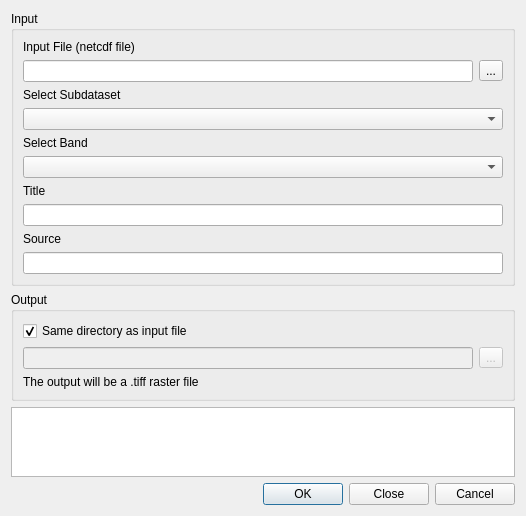
Qt form cdf_converter_dialog_base.ui (ivanbusthomi/cdf_converter) before a commit.
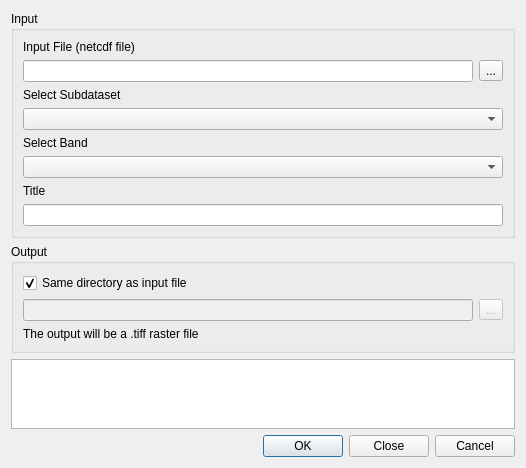
The same form after that commit.

```diff
--- a/cdf_converter_dialog_base.ui
+++ b/cdf_converter_dialog_base.ui
@@ -7,7 +7,7 @@
     <x>0</x>
     <y>0</y>
     <width>526</width>
-    <height>504</height>
+    <height>436</height>
    </rect>
   </property>
   <property name="windowTitle">
@@ -71,16 +71,6 @@
       <item>
        <widget class="QLineEdit" name="input_title"/>
       </item>
-      <item>
-       <widget class="QLabel" name="label_5">
-        <property name="text">
-         <string>Source</string>
-        </property>
-       </widget>
-      </item>
-      <item>
-       <widget class="QLineEdit" name="input_source"/>
-      </item>
      </layout>
     </widget>
    </item>
```
Left out of the diff: 1 changed line with no effect on the pictures.
